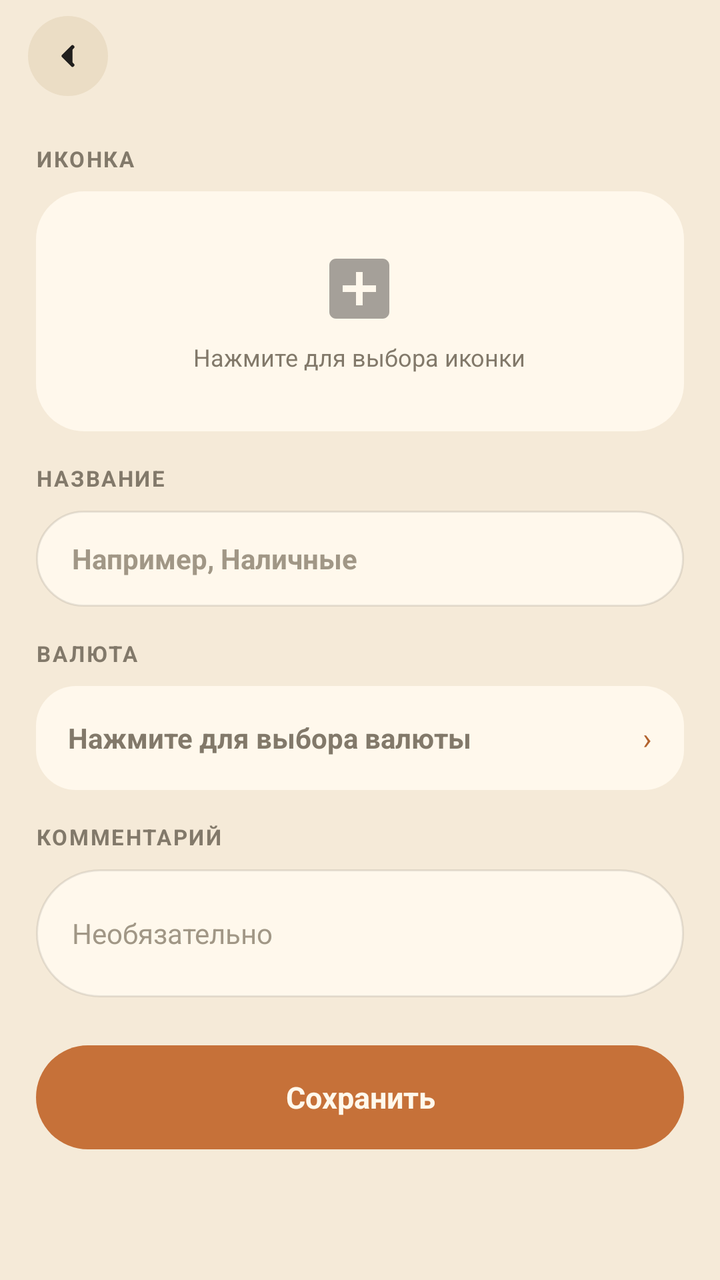
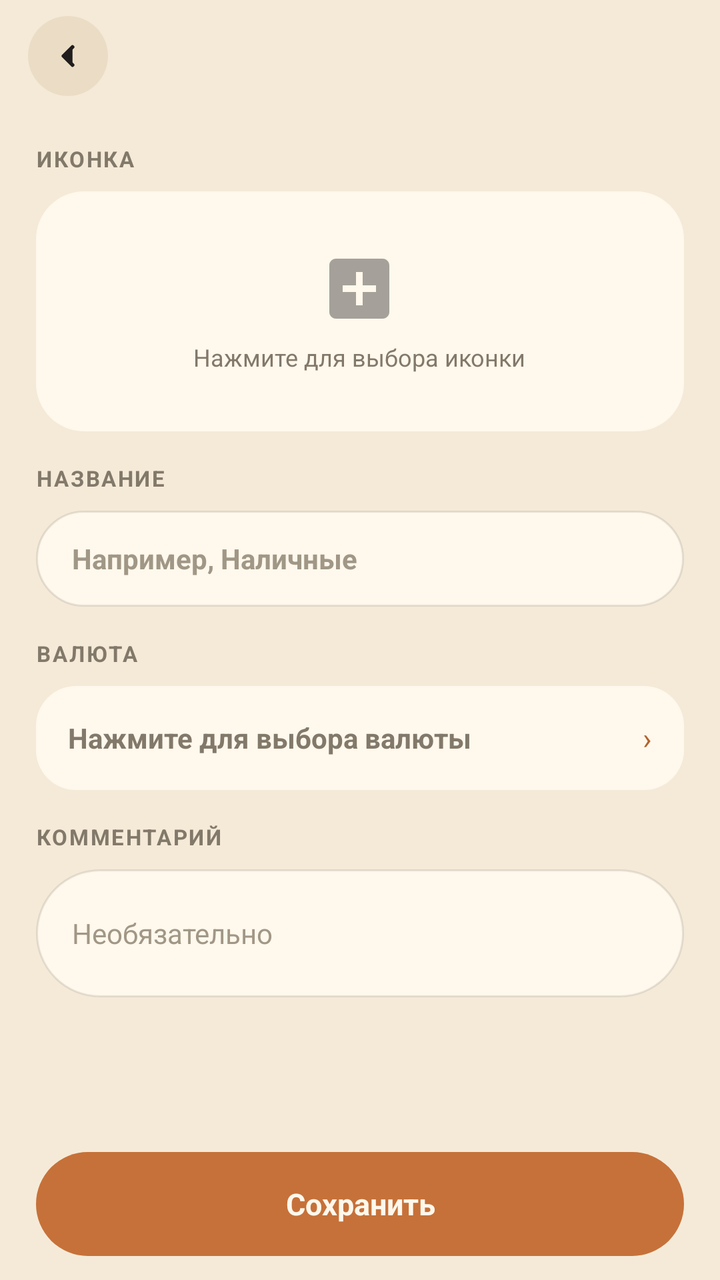

Before-and-after screenshots of an Android layout around one commit, followed by the original layout XML and the change that was made.
<!-- AndroidManifest.xml: activity theme AppTheme.NoActionBar -->
<!-- res/layout/activity_add_wallet.xml -->
<?xml version="1.0" encoding="utf-8"?>

<LinearLayout xmlns:android="http://schemas.android.com/apk/res/android"
    android:layout_width="match_parent"
    android:layout_height="match_parent"
    android:background="@color/colorBackground"
    android:orientation="vertical">

    <include layout="@layout/view_screen_header"/>

    <ScrollView
        android:layout_width="match_parent"
        android:layout_height="0dp"
        android:layout_weight="1"
        android:scrollbars="none">

        <LinearLayout
            android:layout_width="match_parent"
            android:layout_height="wrap_content"
            android:orientation="vertical"
            android:padding="18dp">

            <TextView style="@style/SettingsGroupLabel" android:text="Иконка"/>

            <FrameLayout
                android:id="@+id/iconPickerContainer"
                android:layout_width="match_parent"
                android:layout_height="120dp"
                android:layout_marginBottom="16dp"
                android:background="@drawable/bg_card"
                android:clickable="true"
                android:focusable="true"
                android:onClick="pickIconClick">

                <ImageView
                    android:id="@+id/imgIconPreview"
                    android:layout_width="96dp"
                    android:layout_height="96dp"
                    android:layout_gravity="center"
                    android:contentDescription="@null"
                    android:scaleType="centerInside"
                    android:visibility="gone"/>

                <LinearLayout
                    android:id="@+id/iconPickerHint"
                    android:layout_width="wrap_content"
                    android:layout_height="wrap_content"
                    android:layout_gravity="center"
                    android:gravity="center"
                    android:orientation="vertical">

                    <ImageView
                        android:layout_width="40dp"
                        android:layout_height="40dp"
                        android:alpha="0.35"
                        android:contentDescription="@null"
                        android:src="@drawable/ic_add_box_black_24dp"/>

                    <TextView
                        android:layout_width="wrap_content"
                        android:layout_height="wrap_content"
                        android:layout_marginTop="6dp"
                        android:text="Нажмите для выбора иконки"
                        android:textColor="@color/colorTextSecondary"
                        android:textSize="12sp"/>
                </LinearLayout>
            </FrameLayout>

            <TextView style="@style/SettingsGroupLabel" android:text="Название"/>

            <EditText
                android:id="@+id/editWalletName"
                style="@style/FormInputPill"
                android:hint="Например, Наличные"
                android:inputType="textCapSentences"/>

            <TextView style="@style/SettingsGroupLabel" android:text="Валюта"/>

            <LinearLayout
                android:id="@+id/currencyPickerRow"
                android:layout_width="match_parent"
                android:layout_height="52dp"
                android:layout_marginBottom="16dp"
                android:background="@drawable/bg_card_row"
                android:clickable="true"
                android:focusable="true"
                android:gravity="center_vertical"
                android:onClick="pickCurrencyClick"
                android:orientation="horizontal"
                android:paddingLeft="16dp"
                android:paddingRight="16dp">

                <ImageView
                    android:id="@+id/imgCurrencyFlag"
                    android:layout_width="28dp"
                    android:layout_height="28dp"
                    android:layout_marginEnd="10dp"
                    android:contentDescription="@null"
                    android:visibility="gone"/>

                <TextView
                    android:id="@+id/tvCurrencyLabel"
                    android:layout_width="0dp"
                    android:layout_height="wrap_content"
                    android:layout_weight="1"
                    android:text="Нажмите для выбора валюты"
                    android:textColor="@color/colorTextSecondary"
                    android:textSize="14sp"
                    android:textStyle="bold"/>

                <TextView
                    android:layout_width="wrap_content"
                    android:layout_height="wrap_content"
                    android:text="›"
                    android:textColor="@color/colorPrimaryDark"
                    android:textSize="15sp"/>
            </LinearLayout>

            <TextView style="@style/SettingsGroupLabel" android:text="Комментарий"/>

            <EditText
                android:id="@+id/editWalletComment"
                android:layout_width="match_parent"
                android:layout_height="wrap_content"
                android:layout_marginBottom="24dp"
                android:background="@drawable/bg_input_pill"
                android:hint="Необязательно"
                android:inputType="textMultiLine"
                android:minHeight="64dp"
                android:paddingLeft="18dp"
                android:paddingRight="18dp"
                android:paddingTop="12dp"
                android:paddingBottom="12dp"
                android:textColor="@color/colorTextPrimary"
                android:textColorHint="@color/colorTextHint"
                android:textSize="14sp"/>

            <TextView
                android:layout_width="match_parent"
                android:layout_height="52dp"
                android:background="@drawable/bg_pill_primary"
                android:clickable="true"
                android:focusable="true"
                android:gravity="center"
                android:onClick="btnSaveClick"
                android:text="Сохранить"
                android:textColor="@color/colorSurface"
                android:textSize="15sp"
                android:textStyle="bold"/>
        </LinearLayout>
    </ScrollView>
</LinearLayout>
<!-- res/layout/view_screen_header.xml (included above) -->
<?xml version="1.0" encoding="utf-8"?>

<LinearLayout xmlns:android="http://schemas.android.com/apk/res/android"
    android:layout_width="match_parent"
    android:layout_height="wrap_content"
    android:gravity="center_vertical"
    android:orientation="horizontal"
    android:paddingLeft="14dp"
    android:paddingRight="14dp"
    android:paddingTop="8dp"
    android:paddingBottom="6dp">

    <ImageButton
        android:id="@+id/btnUp"
        android:layout_width="40dp"
        android:layout_height="40dp"
        android:background="@drawable/bg_pill_secondary"
        android:contentDescription="Назад"
        android:padding="11dp"
        android:scaleType="fitCenter"
        android:src="@drawable/ic_nav_back"
        android:onClick="btnUp"/>

    <TextView
        android:id="@+id/screenTitle"
        android:layout_width="0dp"
        android:layout_height="wrap_content"
        android:layout_weight="1"
        android:layout_marginStart="12dp"
        android:ellipsize="end"
        android:fontFamily="@font/caprasimo"
        android:maxLines="1"
        android:textColor="@color/colorTextPrimary"
        android:textSize="20sp"/>
</LinearLayout>
<!-- resources referenced by this layout -->
<resources>
  <color name="colorBackground">#F5EAD8</color>
  <color name="colorPrimaryDark">#B2622D</color>
  <color name="colorSurface">#FFF8EC</color>
  <color name="colorTextHint">#A19786</color>
  <color name="colorTextPrimary">#201E1D</color>
  <color name="colorTextSecondary">#82796A</color>
  <!-- drawable bg_card (drawable) -->
  <?xml version="1.0" encoding="utf-8"?>
  <shape xmlns:android="http://schemas.android.com/apk/res/android">
      <solid android:color="@color/colorSurface"/>
      <corners android:radius="24dp"/>
  </shape>
  <!-- drawable bg_card_row (drawable) -->
  <?xml version="1.0" encoding="utf-8"?>
  <shape xmlns:android="http://schemas.android.com/apk/res/android">
      <solid android:color="@color/colorSurface"/>
      <corners android:radius="20dp"/>
  </shape>
  <!-- drawable bg_input_pill (drawable) -->
  <?xml version="1.0" encoding="utf-8"?>
  <shape xmlns:android="http://schemas.android.com/apk/res/android">
      <solid android:color="@color/colorSurface"/>
      <corners android:radius="999dp"/>
      <stroke android:width="1dp" android:color="@color/colorCardBorder"/>
  </shape>
  <!-- drawable bg_pill_primary (drawable) -->
  <?xml version="1.0" encoding="utf-8"?>
  <ripple xmlns:android="http://schemas.android.com/apk/res/android"
      android:color="@color/colorPrimaryDark">
      <item>
          <shape>
              <solid android:color="@color/colorPrimary"/>
              <corners android:radius="999dp"/>
          </shape>
      </item>
  </ripple>
  <!-- drawable bg_pill_secondary (drawable) -->
  <?xml version="1.0" encoding="utf-8"?>
  <ripple xmlns:android="http://schemas.android.com/apk/res/android"
      android:color="@color/colorPrimaryLight">
      <item>
          <shape>
              <solid android:color="@color/colorSurfaceAlt"/>
              <corners android:radius="999dp"/>
          </shape>
      </item>
  </ripple>
  <!-- drawable ic_add_box_black_24dp (drawable) -->
  <vector xmlns:android="http://schemas.android.com/apk/res/android"
          android:width="24dp"
          android:height="24dp"
          android:viewportWidth="24.0"
          android:viewportHeight="24.0">
      <path
          android:fillColor="#FF000000"
          android:pathData="M19,3L5,3c-1.11,0 -2,0.9 -2,2v14c0,1.1 0.89,2 2,2h14c1.1,0 2,-0.9 2,-2L21,5c0,-1.1 -0.9,-2 -2,-2zM17,13h-4v4h-2v-4L7,13v-2h4L11,7h2v4h4v2z"/>
  </vector>
  <!-- drawable ic_nav_back (drawable) -->
  <?xml version="1.0" encoding="utf-8"?>
  <vector xmlns:android="http://schemas.android.com/apk/res/android"
      android:width="18dp" android:height="18dp" android:viewportWidth="24" android:viewportHeight="24">
      <path android:fillColor="@color/colorTextPrimary" android:pathData="M15,6 L9,12 L15,18"
          android:strokeColor="@color/colorTextPrimary" android:strokeWidth="2.5" android:strokeLineCap="round" android:strokeLineJoin="round"/>
  </vector>
  <style name="SettingsGroupLabel">
          <item name="android:layout_width">wrap_content</item>
          <item name="android:layout_height">wrap_content</item>
          <item name="android:textAllCaps">true</item>
          <item name="android:textSize">11sp</item>
          <item name="android:textStyle">bold</item>
          <item name="android:letterSpacing">0.08</item>
          <item name="android:textColor">@color/colorTextSecondary</item>
          <item name="android:layout_marginBottom">9dp</item>
      </style>
  <style name="AppTheme.NoActionBar">
          <item name="windowActionBar">false</item>
          <item name="windowNoTitle">true</item>
      </style>
  <color name="colorCardBorder">#1A201E1D</color>
  <color name="colorPrimary">#C67139</color>
  <color name="colorPrimaryLight">#F6A06B</color>
  <color name="colorSurfaceAlt">#EBDDC5</color>
  <!-- unchanged entries left out for length: 1 -->
</resources>

<!-- the commit's change to res/layout/activity_add_wallet.xml (unified diff, before → after) -->
@@ -135,20 +135,34 @@
                 android:textColorHint="@color/colorTextHint"
                 android:textSize="14sp"/>
 
-            <TextView
-                android:layout_width="match_parent"
-                android:layout_height="52dp"
-                android:background="@drawable/bg_pill_primary"
-                android:clickable="true"
-                android:focusable="true"
-                android:gravity="center"
-                android:onClick="btnSaveClick"
-                android:text="Сохранить"
-                android:textColor="@color/colorSurface"
-                android:textSize="15sp"
-                android:textStyle="bold"/>
         </LinearLayout>
     </ScrollView>
+
+    
+    <FrameLayout
+        android:id="@+id/formActions"
+        android:layout_width="match_parent"
+        android:layout_height="wrap_content"
+        android:background="@color/colorBackground"
+        android:paddingLeft="18dp"
+        android:paddingRight="18dp"
+        android:paddingTop="8dp"
+        android:paddingBottom="12dp">
+
+        <TextView
+            android:id="@+id/btnSave"
+            android:layout_width="match_parent"
+            android:layout_height="52dp"
+            android:background="@drawable/bg_pill_primary"
+            android:clickable="true"
+            android:focusable="true"
+            android:gravity="center"
+            android:onClick="btnSaveClick"
+            android:text="Сохранить"
+            android:textColor="@color/colorSurface"
+            android:textSize="15sp"
+            android:textStyle="bold"/>
+    </FrameLayout>
 </LinearLayout>
 <!-- res/layout/view_screen_header.xml (included above) -->
 <?xml version="1.0" encoding="utf-8"?>
